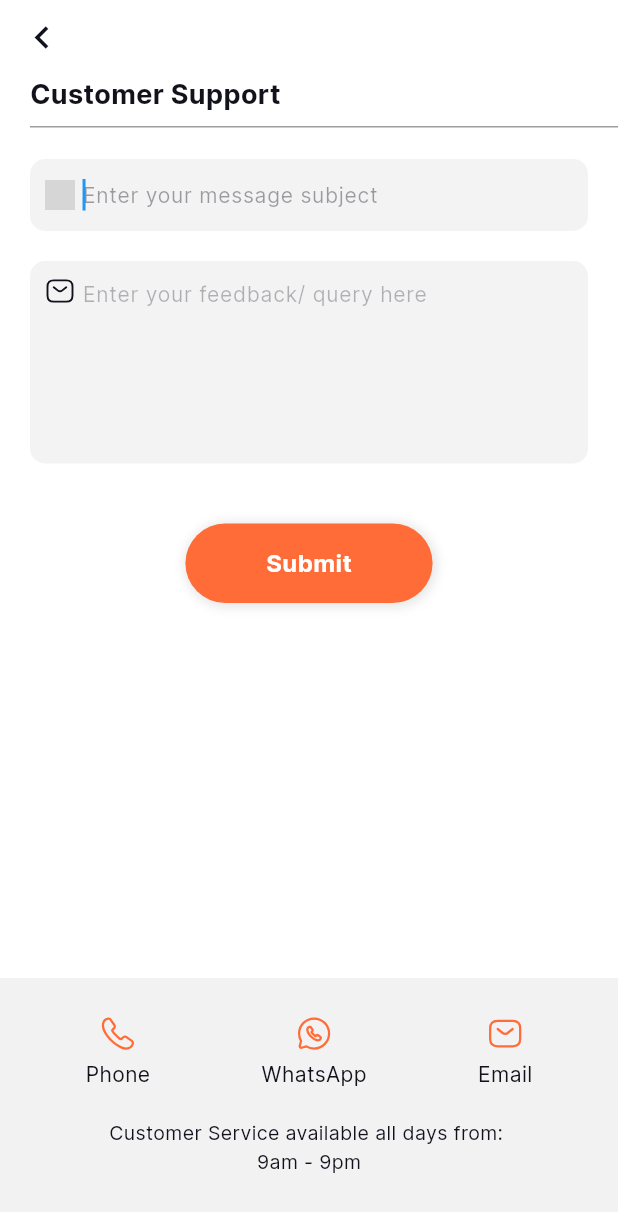
After one commit to akshaykc222/zimkey-partner-app-master, a Flutter app: the CustomerSupport screen opened directly, on a phone screen of 412 x 824 dp. The commit adds this screen. Shown: the top 1212 px of the screen. Run offline on Flutter 3.47's test engine with Material 3 defaults, Android fonts, the phone set to English and light mode, and no system bars; our stand-ins replace auto_size_text, date_format, date_time_picker, device_info_plus, dio, equatable and 23 more; missing offline and left inert: easy_mask, enum_to_string, flutter_device_type, instant; accounts and stored records are empty; network calls fail; grey boxes are pictures that could not be loaded.

Commit message:
bug fixes

```diff
--- a/lib/bookings/jobCalendarDetail.dart
+++ b/lib/bookings/jobCalendarDetail.dart
@@ -2709,6 +2709,7 @@ class _JobCalendarDetailState extends State<JobCalendarDetail> {
                             context,
                             Dashboard(
                               index: 2,
+                              tabIndex: 2,
                             ));
                       } else if (jobdurationDays > 0 && jobdurationHrs == 0) {
                         showCustomDialog(
@@ -2983,6 +2984,7 @@ class _JobCalendarDetailState extends State<JobCalendarDetail> {
                               context,
                               Dashboard(
                                 index: 2,
+                                tabIndex: 1,
                               ),
                             );
                           }
--- a/lib/home/dashboard.dart
+++ b/lib/home/dashboard.dart
@@ -3,6 +3,7 @@ import 'package:flutter/material.dart';
 import 'package:flutter_svg/svg.dart';
 import 'package:get/get.dart';
 import 'package:graphql_flutter/graphql_flutter.dart';
+
 import '../bookings/jobsCalendar.dart';
 import '../fbState.dart';
 import '../jobBoard/jobBoard.dart';
@@ -17,9 +18,12 @@ import 'homePage.dart';
 
 class Dashboard extends StatefulWidget {
   final int? index;
+  final int? tabIndex;
+
   const Dashboard({
     Key? key,
     this.index,
+    this.tabIndex,
   }) : super(key: key);
 
   @override
@@ -122,6 +126,7 @@ class _DashboardState extends State<Dashboard> {
                     ),
                     JobsCalendar(
                       updateTab: onTabTapped,
+                      pos: widget.tabIndex,
                     ),
                     Profile(),
                   ],
--- /dev/null
+++ b/lib/profile/customer_support.dart
@@ -0,0 +1,495 @@
+import 'dart:io';
+
+import 'package:flutter/material.dart';
+import 'package:flutter_svg/flutter_svg.dart';
+import 'package:graphql_flutter/graphql_flutter.dart';
+import 'package:url_launcher/url_launcher_string.dart';
+import 'package:zimkey_partner_app/theme.dart';
+
+import '../shared/globals.dart';
+import '../shared/gqlQueries.dart';
+
+class CustomerSupport extends StatefulWidget {
+  const CustomerSupport({Key? key}) : super(key: key);
+
+  @override
+  CustomerSupportState createState() => CustomerSupportState();
+}
+
+class CustomerSupportState extends State<CustomerSupport> {
+  TextEditingController subjectController = TextEditingController();
+  final FocusNode _subjectNode = FocusNode();
+  TextEditingController messageController = TextEditingController();
+  final FocusNode _msgNode = FocusNode();
+  final GlobalKey<ScaffoldState> _scaffoldKey = GlobalKey<ScaffoldState>();
+
+  bool isFilled = false;
+  bool isFilledMsg = false;
+  ValueNotifier<bool> loading = ValueNotifier(false);
+
+  //open whatsapp
+  openwhatsapp(BuildContext context) async {
+    var whatsapp = "+9112345678";
+    var whatsappURLAndroid =
+        "whatsapp://send?phone=" + whatsapp + "&text=hello";
+    var whatsappURLIos = "https://wa.me/$whatsapp?text=${Uri.parse("hello")}";
+
+    bool canLaunchWhatsApp = false;
+    if (Platform.isIOS) {
+      canLaunchWhatsApp = await canLaunchUrlString(whatsappURLIos);
+    } else {
+      canLaunchWhatsApp = await canLaunchUrlString(whatsappURLAndroid);
+    }
+
+    if (canLaunchWhatsApp) {
+      launchWhatsApp(whatsappURLAndroid, whatsappURLIos);
+    } else {
+      showWhatsAppNotInstalledSnackBar(context);
+    }
+  }
+
+  void launchWhatsApp(String androidUrl, String iosUrl) async {
+    String urlToLaunch = Platform.isIOS ? iosUrl : androidUrl;
+    await canLaunchUrlString(urlToLaunch)
+        ? await launchURL(urlToLaunch)
+        : throw 'Could not launch $urlToLaunch';
+  }
+
+  void showWhatsAppNotInstalledSnackBar(BuildContext context) {
+    if (Platform.isIOS) {
+      ScaffoldMessenger.of(context).showSnackBar(
+        const SnackBar(content: Text("WhatsApp not installed")),
+      );
+    } else {
+      ScaffoldMessenger.of(context)
+          .showSnackBar(SnackBar(content: Text("WhatsApp not installed")));
+      // HelperWidgets.showTopSnackBar(
+      //   context: context,
+      //   message: "WhatsApp not installed",
+      //   isError: true,
+      // );
+    }
+  }
+
+  @override
+  Widget build(BuildContext context) {
+    return Scaffold(
+      key: _scaffoldKey,
+      resizeToAvoidBottomInset: false,
+      appBar: AppBar(
+        backgroundColor: zimkeyWhite,
+        elevation: 0,
+        automaticallyImplyLeading: true,
+        leading: InkWell(
+          onTap: () => Navigator.pop(context),
+          child: const Icon(
+            Icons.chevron_left,
+            color: zimkeyDarkGrey,
+            size: 30,
+          ),
+        ),
+        bottom: PreferredSize(
+          preferredSize: const Size.fromHeight(30.0),
+          child: Container(
+            color: zimkeyWhite,
+            padding: const EdgeInsets.only(left: 20),
+            child: Column(
+              crossAxisAlignment: CrossAxisAlignment.start,
+              children: [
+                const Text(
+                  'Customer Support',
+                  style: TextStyle(
+                    color: zimkeyBlack,
+                    fontWeight: FontWeight.bold,
+                    fontSize: 18,
+                  ),
+                ),
+                const SizedBox(
+                  height: 7,
+                ),
+                Divider(
+                  color: zimkeyDarkGrey2.withOpacity(0.5),
+                  height: 3,
+                ),
+              ],
+            ),
+          ),
+        ),
+      ),
+      body: ValueListenableBuilder(
+          valueListenable: loading,
+          builder: (context, data, child) {
+            return Container(
+              color: zimkeyWhite,
+              child: Column(
+                mainAxisAlignment: MainAxisAlignment.spaceBetween,
+                children: [
+                  Container(
+                    padding:
+                        const EdgeInsets.symmetric(vertical: 0, horizontal: 20),
+                    child: Column(
+                      crossAxisAlignment: CrossAxisAlignment.start,
+                      mainAxisAlignment: MainAxisAlignment.start,
+                      children: [
+                        const SizedBox(
+                          height: 20,
+                        ),
+                        //search field
+                        Container(
+                          padding: const EdgeInsets.symmetric(
+                              horizontal: 10, vertical: 0),
+                          decoration: BoxDecoration(
+                            color: zimkeyLightGrey,
+                            borderRadius: BorderRadius.circular(10),
+                          ),
+                          child: Row(
+                            mainAxisAlignment: MainAxisAlignment.spaceBetween,
+                            children: [
+                              SvgPicture.asset(
+                                'assets/images/icons/question.svg',
+                                colorFilter: const ColorFilter.mode(
+                                    zimkeyDarkGrey, BlendMode.srcIn),
+                                height: 20,
+                              ),
+                              const SizedBox(
+                                width: 5,
+                              ),
+                              Expanded(
+                                child: TextFormField(
+                                  autofocus: true,
+                                  focusNode: _subjectNode,
+                                  textInputAction: TextInputAction.next,
+                                  keyboardType: TextInputType.text,
+                                  textCapitalization:
+                                      TextCapitalization.sentences,
+                                  maxLength: 200,
+                                  controller: subjectController,
+                                  style: const TextStyle(
+                                    fontSize: 14,
+                                  ),
+                                  decoration: InputDecoration(
+                                    errorMaxLines: 2,
+                                    counterText: '',
+                                    hintStyle: TextStyle(
+                                      fontSize: 14,
+                                      color: zimkeyDarkGrey.withOpacity(0.4),
+                                      fontWeight: FontWeight.normal,
+                                    ),
+                                    hintText: 'Enter your message subject',
+                                    hintMaxLines: 2,
+                                    fillColor: zimkeyOrange,
+                                    focusColor: zimkeyOrange,
+                                    enabledBorder: InputBorder.none,
+                                    focusedBorder: InputBorder.none,
+                                  ),
+                                  onChanged: (val) {
+                                    if (subjectController.text.isNotEmpty) {
+                                      setState(() {
+                                        isFilled = true;
+                                      });
+                                    } else {
+                                      setState(() {
+                                        isFilled = false;
+                                      });
+                                    }
+                                  },
+                                  onEditingComplete: () {
+                                    FocusScope.of(context)
+                                        .requestFocus(_msgNode);
+                                  },
+                                ),
+                              ),
+                              if (isFilled)
+                                InkWell(
+                                  onTap: () {
+                                    setState(() {
+                                      subjectController.clear();
+                                      isFilled = false;
+                                    });
+                                  },
+                                  child: const Icon(
+                                    Icons.clear,
+                                    size: 18,
+                                  ),
+                                )
+                            ],
+                          ),
+                        ),
+                        const SizedBox(
+                          height: 20,
+                        ),
+                        //msg field
+                        Container(
+                          padding: const EdgeInsets.symmetric(
+                              horizontal: 10, vertical: 10),
+                          decoration: BoxDecoration(
+                              color: zimkeyLightGrey,
+                              borderRadius: BorderRadius.circular(10)),
+                          child: Row(
+                            crossAxisAlignment: CrossAxisAlignment.start,
+                            children: [
+                              SvgPicture.asset(
+                                'assets/images/icons/newIcons/email.svg',
+                                colorFilter: const ColorFilter.mode(
+                                    zimkeyDarkGrey, BlendMode.srcIn),
+                                height: 20,
+                              ),
+                              const SizedBox(
+                                width: 5,
+                              ),
+                              Expanded(
+                                child: TextFormField(
+                                  maxLength: 300,
+                                  maxLines: 5,
+                                  controller: messageController,
+                                  focusNode: _msgNode,
+                                  textInputAction: TextInputAction.done,
+                                  textCapitalization:
+                                      TextCapitalization.sentences,
+                                  keyboardType: TextInputType.text,
+                                  style: const TextStyle(
+                                    fontSize: 15,
+                                    color: zimkeyDarkGrey,
+                                  ),
+                                  onChanged: (val) {
+                                    if (messageController.text.isNotEmpty) {
+                                      setState(() {
+                                        isFilledMsg = true;
+                                      });
+                                    } else {
+                                      setState(() {
+                                        isFilledMsg = false;
+                                      });
+                                    }
+                                  },
+                                  decoration: InputDecoration(
+                                    contentPadding: const EdgeInsets.symmetric(
+                                      vertical: 0,
+                                    ),
+                                    prefixIconConstraints: const BoxConstraints(
+                                      maxHeight: 25,
+                                      maxWidth: 25,
+                                    ),
+                                    counterText: "",
+                                    hintText: 'Enter your feedback/ query here',
+                                    hintStyle: TextStyle(
+                                      fontSize: 14,
+                                      color: zimkeyDarkGrey.withOpacity(0.3),
+                                    ),
+                                    fillColor: zimkeyOrange,
+                                    focusColor: zimkeyOrange,
+                                    enabledBorder: InputBorder.none,
+                                    focusedBorder: InputBorder.none,
+                                  ),
+                                ),
+                              ),
+                              if (isFilledMsg)
+                                InkWell(
+                                  onTap: () {
+                                    setState(() {
+                                      messageController.clear();
+                                      isFilledMsg = false;
+                                    });
+                                  },
+                                  child: const Icon(
+                                    Icons.clear,
+                                    size: 18,
+                                  ),
+                                )
+                            ],
+                          ),
+                        ),
+                        const SizedBox(
+                          height: 40,
+                        ),
+                        // send
+                        Center(
+                          child: InkWell(
+                            onTap: () async {
+                              if (subjectController.text.isEmpty &&
+                                  messageController.text.isEmpty) {
+                                ScaffoldMessenger.of(context).showSnackBar(
+                                    SnackBar(
+                                        content: Text("Fields are empty !!")));
+                              } else {
+                                loading.value = true;
+                                loading.notifyListeners();
+                                final MutationOptions options = MutationOptions(
+                                  document: gql(addCustomerSupport),
+                                  variables: <String, dynamic>{
+                                    "subject": subjectController.text,
+                                    "message": messageController.text
+                                  },
+                                  fetchPolicy: FetchPolicy.noCache,
+                                );
+                                final QueryResult updateAccResult =
+                                    await globalGQLClient.value.mutate(options);
+                                loading.value = false;
+                                loading.notifyListeners();
+                              }
+                            },
+                            child: Container(
+                              alignment: Alignment.center,
+                              width: MediaQuery.of(context).size.width / 2.5,
+                              padding: const EdgeInsets.symmetric(
+                                vertical: 15,
+                              ),
+                              decoration: BoxDecoration(
+                                color: zimkeyOrange,
+                                borderRadius: BorderRadius.circular(30),
+                                boxShadow: [
+                                  BoxShadow(
+                                    color: zimkeyLightGrey.withOpacity(0.1),
+                                    blurRadius: 5.0, // soften the shadow
+                                    spreadRadius: 2.0, //extend the shadow
+                                    offset: const Offset(
+                                      1.0, // Move to right 10  horizontally
+                                      1.0, // Move to bottom 10 Vertically
+                                    ),
+                                  )
+                                ],
+                              ),
+                              child: const Text(
+                                'Submit',
+                                style: TextStyle(
+                                  color: zimkeyWhite,
+                                  fontSize: 16,
+                                  fontWeight: FontWeight.bold,
+                                ),
+                              ),
+                            ),
+                          ),
+                        ),
+                      ],
+                    ),
+                  ),
+                  //bottombar
+                  Container(
+                    padding: const EdgeInsets.symmetric(
+                        vertical: 15, horizontal: 20),
+                    width: double.infinity,
+                    color: zimkeyGrey,
+                    child: Column(
+                      crossAxisAlignment: CrossAxisAlignment.start,
+                      children: [
+                        Row(
+                          mainAxisAlignment: MainAxisAlignment.spaceAround,
+                          children: [
+                            Container(
+                              padding: const EdgeInsets.symmetric(
+                                  horizontal: 10, vertical: 10),
+                              // color: AppColors.zimkeyGreen,
+                              child: InkWell(
+                                onTap: () async =>
+                                    await launchURL('tel:+9112345678'),
+                                child: Column(
+                                  children: [
+                                    SvgPicture.asset(
+                                      'assets/icon/call.svg',
+                                      colorFilter: const ColorFilter.mode(
+                                          zimkeyOrange, BlendMode.srcIn),
+                                    ),
+                                    const SizedBox(
+                                      height: 5,
+                                    ),
+                                    const Text(
+                                      'Phone',
+                                      style: TextStyle(
+                                        fontSize: 14,
+                                        color: zimkeyDarkGrey,
+                                      ),
+                                    ),
+                                  ],
+                                ),
+                              ),
+                            ),
+                            Container(
+                              padding: const EdgeInsets.symmetric(
+                                  horizontal: 10, vertical: 10),
+                              // color: AppColors.zimkeyGreen,
+                              child: InkWell(
+                                onTap: () async => await openwhatsapp(context),
+                                child: Column(
+                                  children: [
+                                    SvgPicture.asset(
+                                      'assets/icon/whatsap.svg',
+                                      colorFilter: const ColorFilter.mode(
+                                          zimkeyOrange, BlendMode.srcIn),
+                                    ),
+                                    const SizedBox(
+                                      height: 5,
+                                    ),
+                                    const Text(
+                                      'WhatsApp',
+                                      style: TextStyle(
+                                        fontSize: 14,
+                                        color: zimkeyDarkGrey,
+                                      ),
+                                    ),
+                                  ],
+                                ),
+                              ),
+                            ),
+                            Container(
+                              padding: const EdgeInsets.symmetric(
+                                  horizontal: 10, vertical: 10),
+                              // color: AppColors.zimkeyGreen,
+                              child: InkWell(
+                                onTap: () async => await launchURL(
+                                    'mailto:support@AppColors.zimkey.in?subject=Hey, need your help.&body=<body>'),
+                                child: Column(
+                                  children: [
+                                    SvgPicture.asset(
+                                      'assets/icon/email.svg',
+                                      colorFilter: const ColorFilter.mode(
+                                          zimkeyOrange, BlendMode.srcIn),
+                                    ),
+                                    const SizedBox(
+                                      height: 5,
+                                    ),
+                                    const Text(
+                                      'Email',
+                                      style: TextStyle(
+                                          fontSize: 14, color: zimkeyDarkGrey),
+                                    ),
+                                  ],
+                                ),
+                              ),
+                            ),
+                          ],
+                        ),
+                        const SizedBox(
+                          height: 10,
+                        ),
+                        const Center(
+                          child: Text(
+                            'Customer Service available all days from: ',
+                            style: TextStyle(
+                              fontSize: 13,
+                              color: zimkeyDarkGrey,
+                            ),
+                          ),
+                        ),
+                        const Center(
+                          child: Text(
+                            '9am - 9pm',
+                            style: TextStyle(
+                              fontSize: 13,
+                              color: zimkeyDarkGrey,
+                              // fontWeight: FontWeight.bold,
+                            ),
+                          ),
+                        ),
+                        const SizedBox(
+                          height: 25,
+                        ),
+                      ],
+                    ),
+                  ),
+                ],
+              ),
+            );
+          }),
+    );
+  }
+}
--- a/lib/shared/gqlQueries.dart
+++ b/lib/shared/gqlQueries.dart
@@ -829,6 +829,19 @@ mutation partnerRedeemWallet(\$amount: Float!){
  '''
     .replaceAll('\n', '');
 
+String addCustomerSupport = '''
+mutation AddCustomerSupport(\$subject:String!,\$message:String!) {
+    addCustomerSupport(data: {subject: \$subject, message: \$message}) {
+        id
+        userId
+        subject
+        message
+        createDateTime
+    }
+}
+ '''
+    .replaceAll('\n', '');
+
 //Get Call from Partner
 String callPartnerCustomer = '''
 mutation callPartnerCustomer(\$bookingServiceItemId: String!){
--- a/pubspec.yaml
+++ b/pubspec.yaml
@@ -139,6 +139,7 @@ flutter:
         - assets/images/icons/img_icon.svg
         - assets/images/icons/newIcons/company.svg
         - assets/images/graphics/zimkeyLogo.svg
+        - assets/icon/
 
     # An image asset can refer to one or more resolution-specific "variants", see
     # https://flutter.dev/assets-and-images/#resolution-aware.
```
Also changed, not shown: lib/bookings/jobsCalendar.dart (+11 -2 lines), lib/home/homePage.dart (+29 -17 lines), lib/profile/editBankAccnt.dart (+9 -2 lines), lib/profile/profile.dart (+10 -7 lines), lib/profile/updateServices.dart (+9 -1 lines), lib/shared/globalMutations.dart (+4 -3 lines), lib/signup/signUpDetails.dart (+39 -23 lines), assets/icon/call.svg (added), assets/icon/email.svg (added), assets/icon/whatsap.svg (added).
